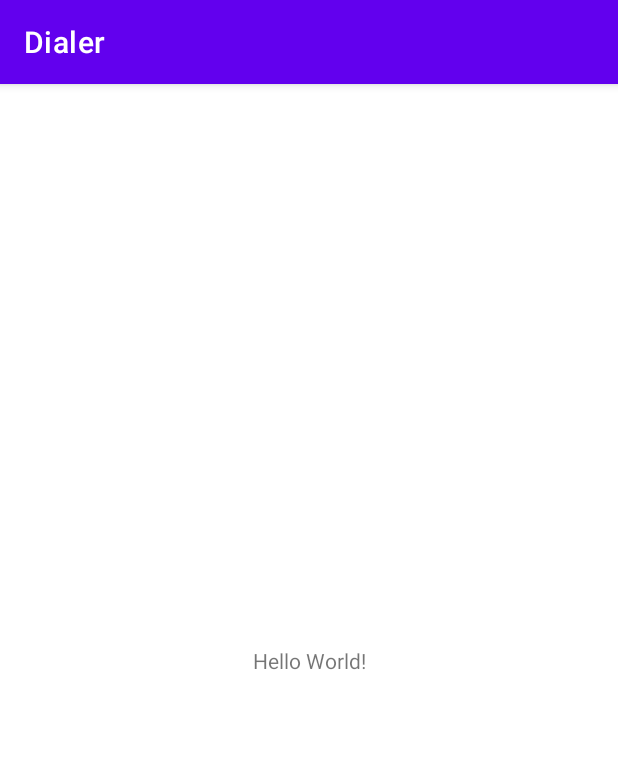
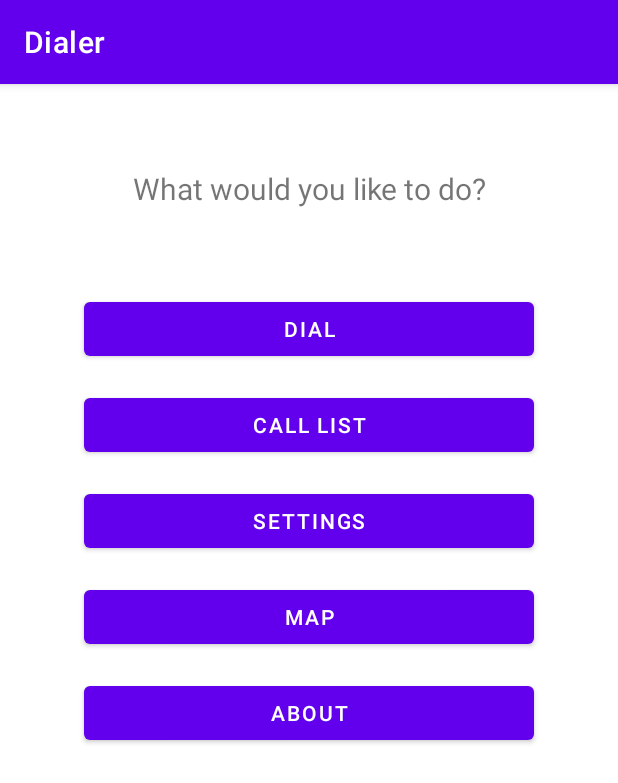
Before and after one commit to limbenkep/Dialer, an Android app: the screen it shows after launch (MainActivity), on a phone screen of 412 x 824 dp. Shown: the top 783 px of the screen. Run offline under Robolectric (Android 15) with nearby library versions, the phone set to English and light mode, and no system bars.

Commit message:
Implements main app page containing promp message,5 buttons to dial, call list, settings, map, about in portrait layout.

```diff
--- a/app/src/main/res/layout/activity_main.xml
+++ b/app/src/main/res/layout/activity_main.xml
@@ -7,12 +7,82 @@
     tools:context=".MainActivity">
 
     <TextView
-        android:layout_width="wrap_content"
+        android:id="@+id/promtTextBox"
+        android:layout_width="0dp"
         android:layout_height="wrap_content"
-        android:text="Hello World!"
-        app:layout_constraintBottom_toBottomOf="parent"
-        app:layout_constraintLeft_toLeftOf="parent"
-        app:layout_constraintRight_toRightOf="parent"
+        android:layout_marginStart="32dp"
+        android:layout_marginTop="56dp"
+        android:layout_marginEnd="32dp"
+        android:text="@string/prompt_button_text"
+        android:textAlignment="center"
+        android:textSize="20sp"
+        app:layout_constraintEnd_toEndOf="parent"
+        app:layout_constraintHorizontal_bias="0.497"
+        app:layout_constraintStart_toStartOf="parent"
         app:layout_constraintTop_toTopOf="parent" />
 
+    <Button
+        android:id="@+id/dialButton"
+        android:layout_width="0dp"
+        android:layout_height="wrap_content"
+        android:layout_marginStart="56dp"
+        android:layout_marginTop="56dp"
+        android:layout_marginEnd="56dp"
+        android:text="@string/dial_button_text"
+        app:layout_constraintEnd_toEndOf="parent"
+        app:layout_constraintHorizontal_bias="0.498"
+        app:layout_constraintStart_toStartOf="parent"
+        app:layout_constraintTop_toBottomOf="@+id/promtTextBox" />
+
+    <Button
+        android:id="@+id/callListButton"
+        android:layout_width="0dp"
+        android:layout_height="48dp"
+        android:layout_marginStart="56dp"
+        android:layout_marginTop="16dp"
+        android:layout_marginEnd="56dp"
+        android:text="@string/call_list_button_text"
+        app:layout_constraintEnd_toEndOf="parent"
+        app:layout_constraintHorizontal_bias="0.0"
+        app:layout_constraintStart_toStartOf="parent"
+        app:layout_constraintTop_toBottomOf="@+id/dialButton" />
+
+    <Button
+        android:id="@+id/settingsButton"
+        android:layout_width="0dp"
+        android:layout_height="wrap_content"
+        android:layout_marginStart="56dp"
+        android:layout_marginTop="16dp"
+        android:layout_marginEnd="56dp"
+        android:text="@string/settings_button_text"
+        app:layout_constraintEnd_toEndOf="parent"
+        app:layout_constraintHorizontal_bias="0.498"
+        app:layout_constraintStart_toStartOf="parent"
+        app:layout_constraintTop_toBottomOf="@+id/callListButton" />
+
+    <Button
+        android:id="@+id/mapButton"
+        android:layout_width="0dp"
+        android:layout_height="wrap_content"
+        android:layout_marginStart="56dp"
+        android:layout_marginTop="16dp"
+        android:layout_marginEnd="56dp"
+        android:text="@string/map_button_text"
+        app:layout_constraintEnd_toEndOf="parent"
+        app:layout_constraintHorizontal_bias="0.498"
+        app:layout_constraintStart_toStartOf="parent"
+        app:layout_constraintTop_toBottomOf="@+id/settingsButton" />
+
+    <Button
+        android:id="@+id/aboutButton"
+        android:layout_width="0dp"
+        android:layout_height="wrap_content"
+        android:layout_marginStart="56dp"
+        android:layout_marginTop="16dp"
+        android:layout_marginEnd="56dp"
+        android:text="@string/about_button_text"
+        app:layout_constraintEnd_toEndOf="parent"
+        app:layout_constraintHorizontal_bias="0.498"
+        app:layout_constraintStart_toStartOf="parent"
+        app:layout_constraintTop_toBottomOf="@+id/mapButton" />
 </androidx.constraintlayout.widget.ConstraintLayout>
--- a/app/src/main/res/values/strings.xml
+++ b/app/src/main/res/values/strings.xml
@@ -1,3 +1,9 @@
 <resources>
     <string name="app_name">Dialer</string>
+    <string name="prompt_button_text">What would you like to do?</string>
+    <string name="call_list_button_text">CALL LIST</string>
+    <string name="settings_button_text">SETTINGS</string>
+    <string name="map_button_text">MAP</string>
+    <string name="about_button_text">ABOUT</string>
+    <string name="dial_button_text">DIAL</string>
 </resources>
```
